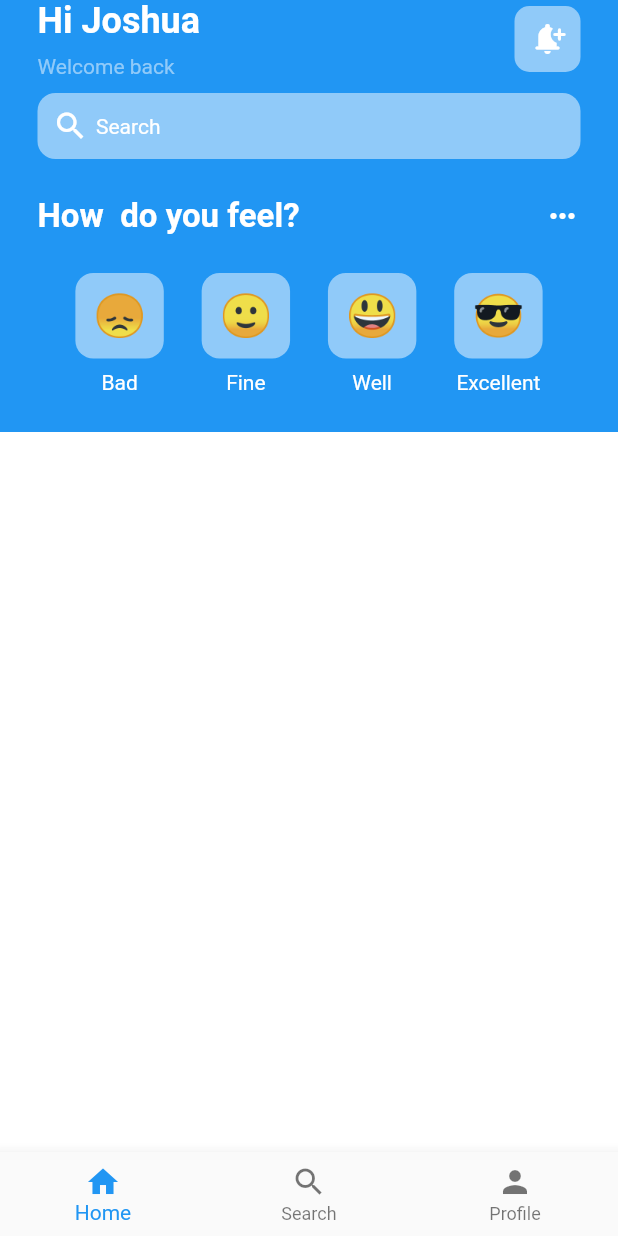
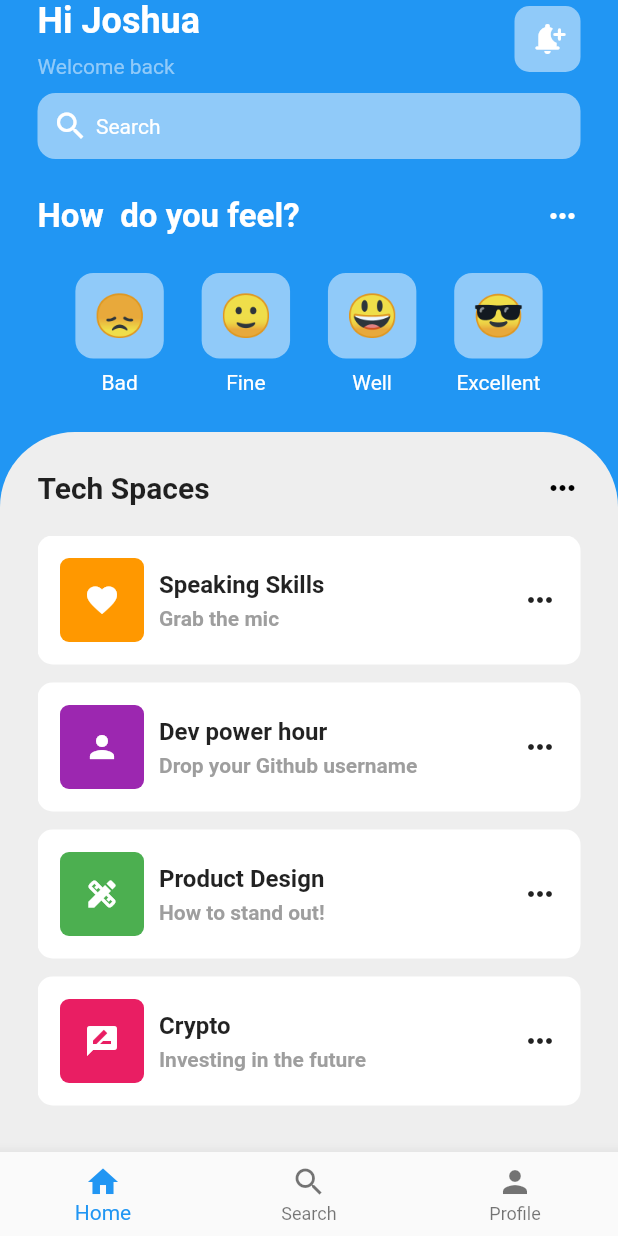
Before and after one commit to iyamujoshua/techspace, a Flutter app: the screen it shows after launch, on a phone screen of 412 x 824 dp. Run offline on Flutter 3.47's test engine with Material 2 defaults, Android fonts, the phone set to English and light mode, and no system bars.

Commit message:
final push

```diff
--- a/lib/Homepage.dart
+++ b/lib/Homepage.dart
@@ -1,5 +1,6 @@
 import 'package:flutter/material.dart';
 import 'package:henry/utilities/emoticon.dart';
+import 'package:henry/utilities/skills.dart';
 
 class HomePage extends StatefulWidget {
   const HomePage({super.key});
@@ -13,20 +14,19 @@ class _HomePageState extends State<HomePage> {
   Widget build(BuildContext context) {
     return Scaffold(
       backgroundColor: Colors.blue,
-      bottomNavigationBar: BottomNavigationBar(items: [
+      bottomNavigationBar: BottomNavigationBar(
+        items: [
           BottomNavigationBarItem(
             icon: Icon(Icons.home),
-          label:"Home",
+            label: "Home",
           ),
-
           BottomNavigationBarItem(
             icon: Icon(Icons.search),
-          label:"Search",
+            label: "Search",
           ),
-
           BottomNavigationBarItem(
             icon: Icon(Icons.person),
-          label:"Profile",
+            label: "Profile",
           ),
         ],
       ),
@@ -182,12 +182,78 @@ class _HomePageState extends State<HomePage> {
                 ],
               ),
             ),
-
-            SizedBox(height: 25,),
+            SizedBox(
+              height: 25,
+            ),
+            Expanded(
+              child: ClipRRect(
+                borderRadius: BorderRadius.only(
+                    topLeft: Radius.circular(
+                      50,
+                    ),
+                    topRight: Radius.circular(50)),
+                child: Container(
+                  padding: EdgeInsets.all(25),
+                  color: Colors.grey[200],
+                  child: Center(
+                    child: Column(
+                      children: [
+                        //exercise part
+                        Row(
+                          mainAxisAlignment: MainAxisAlignment.spaceBetween,
+                          children: [
+                            Text(
+                              "Tech Spaces",
+                              style: TextStyle(
+                                fontSize: 20,
+                                fontWeight: FontWeight.bold,
+                              ),
+                            ),
+                            Icon(
+                              Icons.more_horiz,
+                              color: Colors.black,
+                            ),
+                          ],
+                        ),
+                        SizedBox(
+                          height: 20,
+                        ),
 
                         Expanded(
-              child: Container(
-                color: Colors.white,
+                          child: ListView(
+                            children: [
+                            skills(
+                              icon: Icons.favorite,
+                              speaking: "Speaking Skills",
+                              speakingmic: "Grab the mic",
+                              color: Colors.orange,
+                            ),
+                            skills(
+                                                            icon: Icons.person,
+                              speaking: "Dev power hour",
+                              speakingmic: "Drop your Github username",
+                              color: Colors.purple,
+                            ),
+                            skills(
+                                                            icon: Icons.design_services,
+                              speaking: "Product Design",
+                              speakingmic: "How to stand out!",
+                              color: Colors.green,
+                            ),
+                            skills(
+                                                            icon: Icons.rate_review,
+                              speaking: "Crypto",
+                              speakingmic: "Investing in the future",
+                              color: Colors.pink,
+                            ),
+                            ],
+                          ),
+                        )
+                        //ListView
+                      ],
+                    ),
+                  ),
+                ),
               ),
             )
           ],
--- /dev/null
+++ b/lib/utilities/skills.dart
@@ -0,0 +1,69 @@
+import 'package:flutter/material.dart';
+import 'package:henry/Homepage.dart';
+
+class skills extends StatelessWidget {
+  final icon;
+  final String speaking;
+  final String speakingmic;
+  final color;
+  const skills(
+      {super.key,
+      required this.icon,
+      required this.speaking,
+      required this.speakingmic,
+      required this.color,
+      });
+
+  @override
+  Widget build(BuildContext context) {
+    return Padding(
+      padding: const EdgeInsets.only(bottom: 12),
+      child: Container(
+        padding: EdgeInsets.all(15),
+        decoration: BoxDecoration(
+            color: Colors.white, borderRadius: BorderRadius.circular(10)),
+        child: Row(
+          mainAxisAlignment: MainAxisAlignment.spaceBetween,
+          children: [
+            Row(
+              children: [
+                Container(
+                    padding: EdgeInsets.all(16),
+                    decoration: BoxDecoration(
+                        color: color, borderRadius: BorderRadius.circular(6)),
+                    child: Icon(
+                      icon,
+                      color: Colors.white,
+                    )),
+                SizedBox(
+                  width: 10,
+                ),
+                Column(
+                  crossAxisAlignment: CrossAxisAlignment.start,
+                  children: [
+                    Text(
+                      speaking,
+                      style:
+                          TextStyle(fontSize: 16, fontWeight: FontWeight.bold),
+                    ),
+                    SizedBox(
+                      height: 5,
+                    ),
+                    Text(
+                      speakingmic,
+                      style: TextStyle(
+                          color: Colors.grey,
+                          fontSize: 14,
+                          fontWeight: FontWeight.bold),
+                    )
+                  ],
+                ),
+              ],
+            ),
+            Icon(Icons.more_horiz)
+          ],
+        ),
+      ),
+    );
+  }
+}
```
Lines whose indentation alone changed are shown as unchanged.
